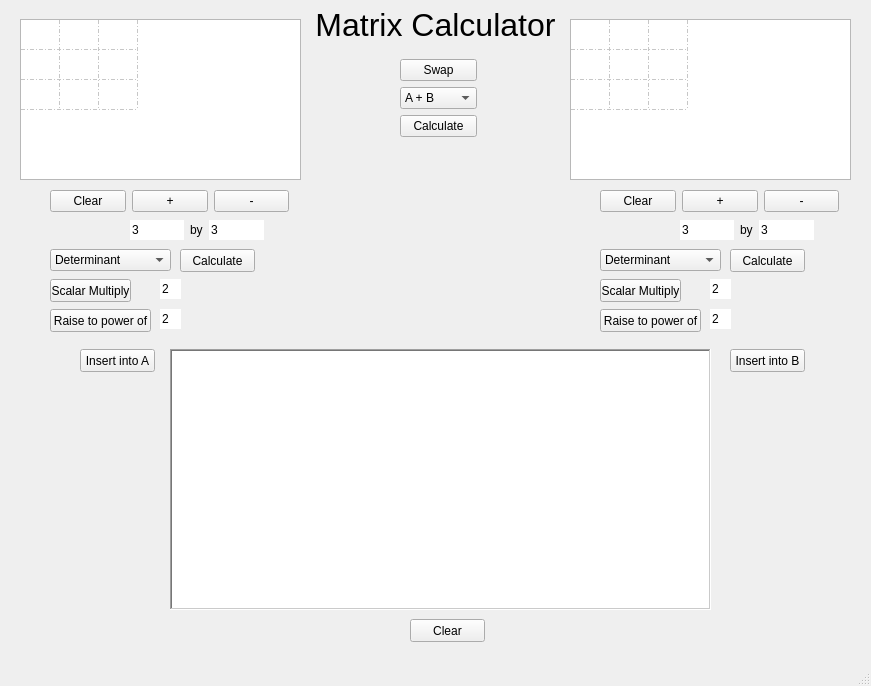
justinhay14/Matrix-Calulator-cpp, file mainwindow.ui: the form before one commit.
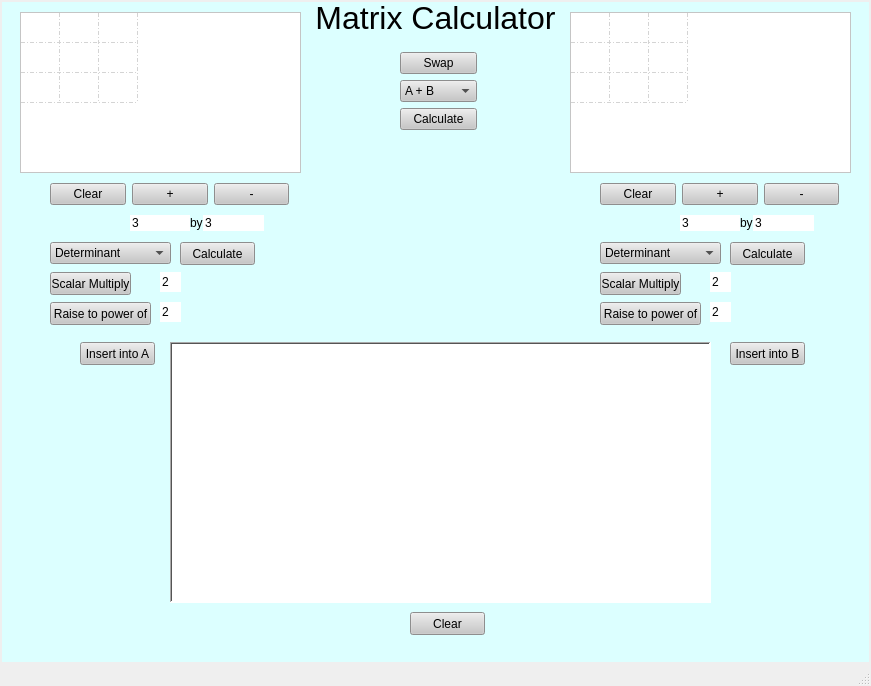
The form after the commit.

```diff
--- a/mainwindow.ui
+++ b/mainwindow.ui
@@ -15,6 +15,18 @@
   </property>
   <widget class="QWidget" name="centralwidget">
    <layout class="QGridLayout" name="gridLayout">
+    <property name="leftMargin">
+     <number>2</number>
+    </property>
+    <property name="topMargin">
+     <number>2</number>
+    </property>
+    <property name="rightMargin">
+     <number>2</number>
+    </property>
+    <property name="bottomMargin">
+     <number>2</number>
+    </property>
     <item row="0" column="0">
      <widget class="QScrollArea" name="scrollArea">
       <property name="sizePolicy">
@@ -23,23 +35,23 @@
         <verstretch>0</verstretch>
        </sizepolicy>
       </property>
+      <property name="styleSheet">
+       <string notr="true">background-color: rgb(220, 255, 255)</string>
+      </property>
       <property name="frameShape">
        <enum>QFrame::NoFrame</enum>
       </property>
-      <property name="frameShadow">
-       <enum>QFrame::Sunken</enum>
-      </property>
       <property name="widgetResizable">
        <bool>false</bool>
       </property>
       <property name="alignment">
-       <set>Qt::AlignCenter</set>
+       <set>Qt::AlignHCenter|Qt::AlignTop</set>
       </property>
       <widget class="QWidget" name="scrollAreaWidgetContents_4">
        <property name="geometry">
         <rect>
-         <x>1</x>
-         <y>1</y>
+         <x>8</x>
+         <y>0</y>
          <width>851</width>
          <height>646</height>
         </rect>
@@ -47,9 +59,9 @@
        <widget class="QLabel" name="label">
         <property name="geometry">
          <rect>
-          <x>270</x>
+          <x>-10</x>
           <y>0</y>
-          <width>311</width>
+          <width>871</width>
           <height>31</height>
          </rect>
         </property>
@@ -79,6 +91,10 @@
           <height>23</height>
          </rect>
         </property>
+        <property name="styleSheet">
+         <string notr="true">background-color: rgb(199, 199, 199);
+border-color: rgb(0, 0, 0);</string>
+        </property>
         <property name="text">
          <string>Insert into A</string>
         </property>
@@ -95,6 +111,10 @@
         <layout class="QHBoxLayout" name="horizontalLayout">
          <item>
           <widget class="QPushButton" name="pushButton_3">
+           <property name="styleSheet">
+            <string notr="true">background-color: rgb(199, 199, 199);
+border-color: rgb(0, 0, 0);</string>
+           </property>
            <property name="text">
             <string>Clear</string>
            </property>
@@ -102,6 +122,10 @@
          </item>
          <item>
           <widget class="QPushButton" name="pushButton_5">
+           <property name="styleSheet">
+            <string notr="true">background-color: rgb(199, 199, 199);
+border-color: rgb(0, 0, 0);</string>
+           </property>
            <property name="text">
             <string>+</string>
            </property>
@@ -109,6 +133,10 @@
          </item>
          <item>
           <widget class="QPushButton" name="pushButton_6">
+           <property name="styleSheet">
+            <string notr="true">background-color: rgb(199, 199, 199);
+border-color: rgb(0, 0, 0);</string>
+           </property>
            <property name="text">
             <string>-</string>
            </property>
@@ -125,6 +153,10 @@
           <height>22</height>
          </rect>
         </property>
+        <property name="styleSheet">
+         <string notr="true">background-color: rgb(199, 199, 199);
+border-color: rgb(0, 0, 0);</string>
+        </property>
         <item>
          <property name="text">
           <string>Determinant</string>
@@ -155,6 +187,10 @@
           <height>23</height>
          </rect>
         </property>
+        <property name="styleSheet">
+         <string notr="true">background-color: rgb(199, 199, 199);
+border-color: rgb(0, 0, 0);</string>
+        </property>
         <property name="text">
          <string>Clear</string>
         </property>
@@ -168,6 +204,9 @@
           <height>20</height>
          </rect>
         </property>
+        <property name="styleSheet">
+         <string notr="true">background-color: rgb(255, 255, 255);</string>
+        </property>
         <property name="text">
          <string>2</string>
         </property>
@@ -184,6 +223,10 @@
           <height>23</height>
          </rect>
         </property>
+        <property name="styleSheet">
+         <string notr="true">background-color: rgb(199, 199, 199);
+border-color: rgb(0, 0, 0);</string>
+        </property>
         <property name="text">
          <string>Calculate</string>
         </property>
@@ -197,6 +240,9 @@
           <height>20</height>
          </rect>
         </property>
+        <property name="styleSheet">
+         <string notr="true">background-color: rgb(255, 255, 255);</string>
+        </property>
         <property name="text">
          <string>2</string>
         </property>
@@ -214,8 +260,14 @@
          </rect>
         </property>
         <layout class="QHBoxLayout" name="horizontalLayout_4">
+         <property name="spacing">
+          <number>0</number>
+         </property>
          <item>
           <widget class="QLineEdit" name="lineEdit_7">
+           <property name="styleSheet">
+            <string notr="true">background-color: rgb(255, 255, 255);</string>
+           </property>
            <property name="text">
             <string>3</string>
            </property>
@@ -233,6 +285,9 @@
          </item>
          <item>
           <widget class="QLineEdit" name="lineEdit_8">
+           <property name="styleSheet">
+            <string notr="true">background-color: rgb(255, 255, 255);</string>
+           </property>
            <property name="text">
             <string>3</string>
            </property>
@@ -252,6 +307,10 @@
           <height>23</height>
          </rect>
         </property>
+        <property name="styleSheet">
+         <string notr="true">background-color: rgb(199, 199, 199);
+border-color: rgb(0, 0, 0);</string>
+        </property>
         <property name="text">
          <string>Raise to power of</string>
         </property>
@@ -265,6 +324,9 @@
           <height>261</height>
          </rect>
         </property>
+        <property name="styleSheet">
+         <string notr="true">background-color: rgb(255, 255, 255);</string>
+        </property>
         <property name="frameShape">
          <enum>QFrame::WinPanel</enum>
         </property>
@@ -288,6 +350,10 @@
           <height>23</height>
          </rect>
         </property>
+        <property name="styleSheet">
+         <string notr="true">background-color: rgb(199, 199, 199);
+border-color: rgb(0, 0, 0);</string>
+        </property>
         <property name="text">
          <string>Calculate</string>
         </property>
@@ -301,6 +367,9 @@
           <height>20</height>
          </rect>
         </property>
+        <property name="styleSheet">
+         <string notr="true">background-color: rgb(255, 255, 255);</string>
+        </property>
         <property name="text">
          <string>2</string>
         </property>
@@ -317,6 +386,10 @@
           <height>23</height>
          </rect>
         </property>
+        <property name="styleSheet">
+         <string notr="true">background-color: rgb(199, 199, 199);
+border-color: rgb(0, 0, 0);</string>
+        </property>
         <property name="text">
          <string>Scalar Multiply</string>
         </property>
@@ -330,6 +403,9 @@
           <height>20</height>
          </rect>
         </property>
+        <property name="styleSheet">
+         <string notr="true">background-color: rgb(255, 255, 255);</string>
+        </property>
         <property name="text">
          <string>2</string>
         </property>
@@ -346,6 +422,10 @@
           <height>23</height>
          </rect>
         </property>
+        <property name="styleSheet">
+         <string notr="true">background-color: rgb(199, 199, 199);
+border-color: rgb(0, 0, 0);</string>
+        </property>
         <property name="text">
          <string>Raise to power of</string>
         </property>
@@ -362,6 +442,10 @@
         <layout class="QHBoxLayout" name="horizontalLayout_2">
          <item>
           <widget class="QPushButton" name="pushButton_4">
+           <property name="styleSheet">
+            <string notr="true">background-color: rgb(199, 199, 199);
+border-color: rgb(0, 0, 0);</string>
+           </property>
            <property name="text">
             <string>Clear</string>
            </property>
@@ -369,6 +453,10 @@
          </item>
          <item>
           <widget class="QPushButton" name="pushButton_7">
+           <property name="styleSheet">
+            <string notr="true">background-color: rgb(199, 199, 199);
+border-color: rgb(0, 0, 0);</string>
+           </property>
            <property name="text">
             <string>+</string>
            </property>
@@ -376,6 +464,10 @@
          </item>
          <item>
           <widget class="QPushButton" name="pushButton_8">
+           <property name="styleSheet">
+            <string notr="true">background-color: rgb(199, 199, 199);
+border-color: rgb(0, 0, 0);</string>
+           </property>
            <property name="text">
             <string>-</string>
            </property>
@@ -393,8 +485,14 @@
          </rect>
         </property>
         <layout class="QHBoxLayout" name="horizontalLayout_3">
+         <property name="spacing">
+          <number>0</number>
+         </property>
          <item>
           <widget class="QLineEdit" name="lineEdit_5">
+           <property name="styleSheet">
+            <string notr="true">background-color: rgb(255, 255, 255);</string>
+           </property>
            <property name="text">
             <string>3</string>
            </property>
@@ -405,6 +503,9 @@
          </item>
          <item>
           <widget class="QLabel" name="label_2">
+           <property name="styleSheet">
+            <string notr="true"/>
+           </property>
            <property name="text">
             <string>by</string>
            </property>
@@ -412,6 +513,9 @@
          </item>
          <item>
           <widget class="QLineEdit" name="lineEdit_6">
+           <property name="styleSheet">
+            <string notr="true">background-color: rgb(255, 255, 255);</string>
+           </property>
            <property name="text">
             <string>3</string>
            </property>
@@ -431,6 +535,10 @@
           <height>23</height>
          </rect>
         </property>
+        <property name="styleSheet">
+         <string notr="true">background-color: rgb(199, 199, 199);
+border-color: rgb(0, 0, 0);</string>
+        </property>
         <property name="text">
          <string>Insert into B</string>
         </property>
@@ -444,6 +552,10 @@
           <height>22</height>
          </rect>
         </property>
+        <property name="styleSheet">
+         <string notr="true">background-color: rgb(199, 199, 199);
+border-color: rgb(0, 0, 0);</string>
+        </property>
         <item>
          <property name="text">
           <string>Determinant</string>
@@ -474,6 +586,9 @@
           <height>161</height>
          </rect>
         </property>
+        <property name="styleSheet">
+         <string notr="true">background-color: rgb(255, 255, 255);</string>
+        </property>
         <property name="gridStyle">
          <enum>Qt::DashDotLine</enum>
         </property>
@@ -605,6 +720,10 @@
           <height>23</height>
          </rect>
         </property>
+        <property name="styleSheet">
+         <string notr="true">background-color: rgb(199, 199, 199);
+border-color: rgb(0, 0, 0);</string>
+        </property>
         <property name="text">
          <string>Scalar Multiply</string>
         </property>
@@ -621,6 +740,9 @@
         <property name="layoutDirection">
          <enum>Qt::LeftToRight</enum>
         </property>
+        <property name="styleSheet">
+         <string notr="true">background-color: rgb(255, 255, 255);</string>
+        </property>
         <property name="frameShape">
          <enum>QFrame::StyledPanel</enum>
         </property>
@@ -842,6 +964,10 @@
         <layout class="QVBoxLayout" name="verticalLayout">
          <item>
           <widget class="QPushButton" name="pushButton_2">
+           <property name="styleSheet">
+            <string notr="true">background-color: rgb(199, 199, 199);
+border-color: rgb(0, 0, 0);</string>
+           </property>
            <property name="text">
             <string>Swap</string>
            </property>
@@ -849,6 +975,10 @@
          </item>
          <item>
           <widget class="QComboBox" name="comboBox">
+           <property name="styleSheet">
+            <string notr="true">background-color: rgb(199, 199, 199);
+border-color: rgb(0, 0, 0);</string>
+           </property>
            <item>
             <property name="text">
              <string>A + B</string>
@@ -878,6 +1008,10 @@
          </item>
          <item>
           <widget class="QPushButton" name="pushButton">
+           <property name="styleSheet">
+            <string notr="true">background-color: rgb(199, 199, 199);
+border-color: rgb(0, 0, 0);</string>
+           </property>
            <property name="text">
             <string>Calculate</string>
            </property>
```
